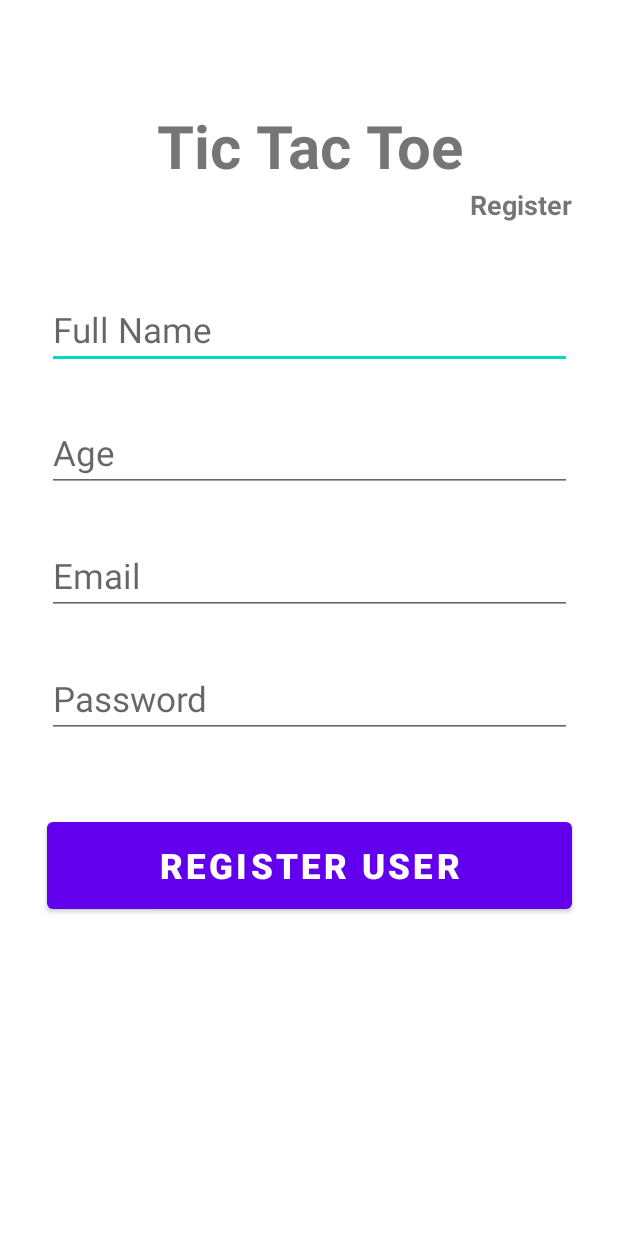
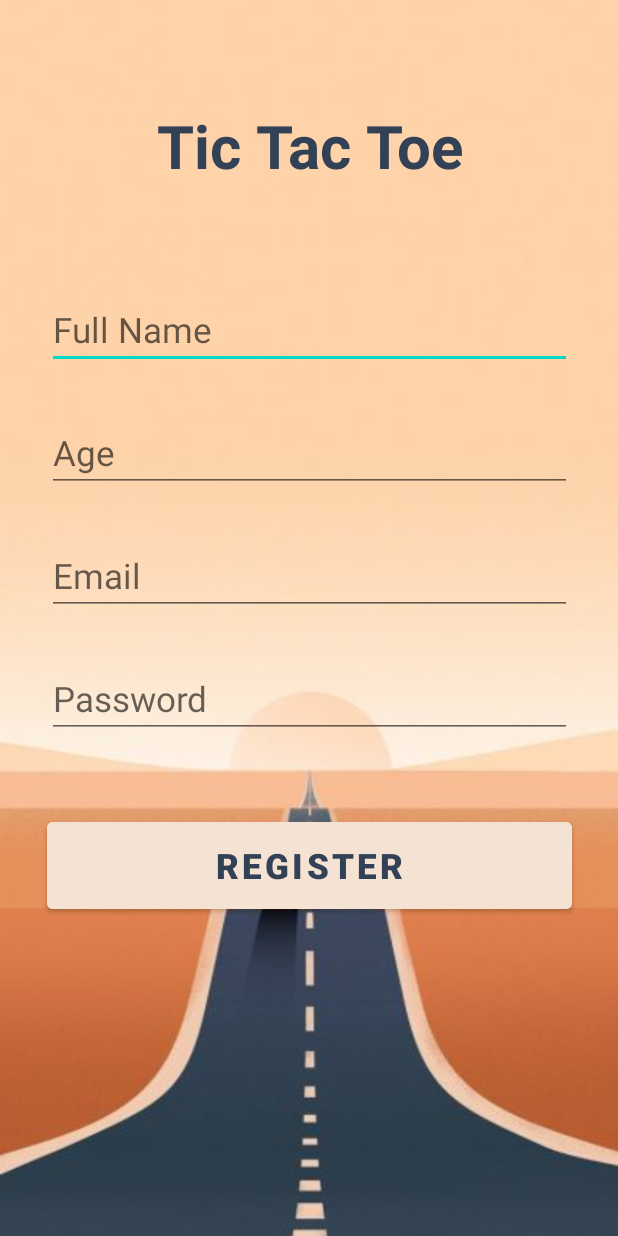
Before and after one commit to cuong11996/TicTacToeAndroid, an Android app: the RegisterActivity screen opened directly, with no data from a screen before it, on a phone screen of 412 x 824 dp. Run offline under Robolectric (Android 15) with nearby library versions, the phone set to English and light mode, and no system bars; our stand-ins replace Firebase (no records; nobody signed in at launch, a user with empty details on screens opened directly).

Commit message:
Design changes and code warnings for Login and MainActivity

```diff
--- a/app/src/main/AndroidManifest.xml
+++ b/app/src/main/AndroidManifest.xml
@@ -23,7 +23,7 @@
             android:exported="false" />
         <activity
             android:name=".MainActivity"
-            android:exported="true">
+            android:exported="true" >
             <intent-filter>
                 <action android:name="android.intent.action.MAIN" />
 
--- a/app/src/main/java/com/rmit/tictactoe/RegisterActivity.java
+++ b/app/src/main/java/com/rmit/tictactoe/RegisterActivity.java
@@ -5,17 +5,12 @@ import androidx.appcompat.app.AppCompatActivity;
 
 import android.os.Bundle;
 import android.util.Patterns;
-import android.view.View;
 import android.widget.Button;
 import android.widget.EditText;
 import android.widget.TextView;
 import android.widget.Toast;
 
-import com.google.android.gms.tasks.OnCompleteListener;
 import com.google.android.gms.tasks.OnFailureListener;
-import com.google.android.gms.tasks.OnSuccessListener;
-import com.google.android.gms.tasks.Task;
-import com.google.firebase.auth.AuthResult;
 import com.google.firebase.auth.FirebaseAuth;
 import com.google.firebase.firestore.FirebaseFirestore;
 
@@ -24,9 +19,7 @@ import java.util.Map;
 
 public class RegisterActivity extends AppCompatActivity {
 
-    private TextView banner;
     private EditText etFullname, etAge, etEmail, etPassword;
-    private Button register;
 
     private FirebaseFirestore db;
     private FirebaseAuth mAuth;
@@ -36,87 +29,87 @@ public class RegisterActivity extends AppCompatActivity {
         super.onCreate(savedInstanceState);
         setContentView(R.layout.activity_register);
 
+
         mAuth = FirebaseAuth.getInstance();
         db = FirebaseFirestore.getInstance();
 
-        banner = (TextView) findViewById(R.id.banner);
-        banner.setOnClickListener(new View.OnClickListener() {
-            @Override
-            public void onClick(View v) {
-                finish();
-            }
-        });
 
-        register = (Button) findViewById(R.id.register);
-        register.setOnClickListener(new View.OnClickListener() {
-            @Override
-            public void onClick(View v) {
-                etFullname = (EditText) findViewById(R.id.fullName);
-                etAge = (EditText) findViewById(R.id.age);
-                etEmail = (EditText) findViewById(R.id.email);
-                etPassword = (EditText) findViewById(R.id.password);
+        TextView banner = findViewById(R.id.banner);
+        banner.setOnClickListener(v -> finish());
+
+
+//        Button backButton = findViewById(R.id.backButton);
+//        backButton.setOnClickListener(v -> toLogin());
+
+
+        Button register = findViewById(R.id.register);
+        register.setOnClickListener(v -> {
+            etFullname = findViewById(R.id.fullName);
+            etAge = findViewById(R.id.age);
+            etEmail = findViewById(R.id.email);
+            etPassword = findViewById(R.id.password);
 
             String fullName = etFullname.getText().toString().trim();
             String age = etAge.getText().toString().trim();
             String email = etEmail.getText().toString().trim();
             String password = etPassword.getText().toString().trim();
 
-                if(fullName.isEmpty()){
+            if (fullName.isEmpty()) {
                 etFullname.setError("User name is required");
                 etFullname.requestFocus();
                 return;
             }
-                if(age.isEmpty()){
+
+            if (age.isEmpty()) {
                 etAge.setError("User age is required");
                 etAge.requestFocus();
                 return;
             }
-                if(email.isEmpty()){
+
+            if (email.isEmpty()) {
                 etEmail.setError("Email is required");
                 etEmail.requestFocus();
                 return;
             }
 
-                if(!Patterns.EMAIL_ADDRESS.matcher(email).matches()){
+            if (!Patterns.EMAIL_ADDRESS.matcher(email).matches()) {
                 etEmail.setError("Email is invalid");
                 etEmail.requestFocus();
                 return;
             }
 
-                if(password.isEmpty()){
+            if (password.isEmpty()) {
                 etPassword.setError("Password is required");
                 etPassword.requestFocus();
                 return;
             }
 
             mAuth.createUserWithEmailAndPassword(email, password)
-                        .addOnCompleteListener(new OnCompleteListener<AuthResult>() {
-                            @Override
-                            public void onComplete(@NonNull Task<AuthResult> task) {
-                                if(task.isSuccessful()){
+                    .addOnCompleteListener(task -> {
+                        if (task.isSuccessful()) {
                             Map<String, Object> userMap = new HashMap<>();
                             userMap.put("fullName", fullName);
                             userMap.put("age", age);
 
                             db.collection("users").document(email).set(userMap)
-                                            .addOnSuccessListener(new OnSuccessListener<Void>() {
-                                                @Override
-                                                public void onSuccess(Void unused) {
+                                    .addOnSuccessListener(unused -> {
                                         Toast.makeText(RegisterActivity.this, "User registered successfully", Toast.LENGTH_LONG).show();
                                         finish();
-                                                }
-                                            }).addOnFailureListener(new OnFailureListener() {
+                                    })
+                                    .addOnFailureListener(new OnFailureListener() {
                                         @Override
                                         public void onFailure(@NonNull Exception e) {
                                             Toast.makeText(RegisterActivity.this, "User unable to connect to database", Toast.LENGTH_LONG).show();
+                                        }});
+                        } else{
+                            Toast.makeText(RegisterActivity.this, "User has failed to register", Toast.LENGTH_LONG).show();
                         }
                     });
-                                }else{
-                                    Toast.makeText(RegisterActivity.this, "User has failed to register", Toast.LENGTH_LONG).show();
-                                }
-                            }
         });
     }
-        });
+
+//    private void toLogin() {
+//        Intent intent = new Intent(this, EmailLoginActivity.class);
+//        startActivity(intent);
+//    }
 }
-}
--- a/app/src/main/res/layout/activity_main.xml
+++ b/app/src/main/res/layout/activity_main.xml
@@ -4,6 +4,7 @@
     xmlns:tools="http://schemas.android.com/tools"
     android:layout_width="match_parent"
     android:layout_height="match_parent"
+    android:background="@drawable/backgroundorange"
     tools:context=".MainActivity">
 
     <TextView
@@ -14,6 +15,7 @@
         android:textSize="40sp"
         android:textAlignment="center"
         android:textStyle="bold"
+        android:textColor="@color/textColor"
         app:layout_constraintTop_toTopOf="parent"
         app:layout_constraintRight_toRightOf="parent"
         app:layout_constraintLeft_toLeftOf="parent"
@@ -27,6 +29,7 @@
         android:textSize="18sp"
         android:gravity="right"
         android:textStyle="bold"
+        android:textColor="@color/textColor"
         app:layout_constraintTop_toBottomOf="@id/banner"
         app:layout_constraintRight_toRightOf="parent"
         app:layout_constraintLeft_toLeftOf="parent"
@@ -42,6 +45,8 @@
         android:textStyle="bold"
         android:layout_width="wrap_content"
         android:layout_height="wrap_content"
+        android:textColor="@color/textColor"
+        android:backgroundTint="@color/buttonBackgroundColor"
         app:layout_constraintLeft_toLeftOf="parent"
         app:layout_constraintRight_toRightOf="parent"
         app:layout_constraintTop_toBottomOf="@id/banner"/>
--- a/app/src/main/res/layout/activity_register.xml
+++ b/app/src/main/res/layout/activity_register.xml
@@ -4,6 +4,7 @@
     xmlns:tools="http://schemas.android.com/tools"
     android:layout_width="match_parent"
     android:layout_height="match_parent"
+    android:background="@drawable/backgroundorange"
     tools:context=".RegisterActivity">
 
     <TextView
@@ -14,23 +15,11 @@
         android:textSize="40sp"
         android:textAlignment="center"
         android:textStyle="bold"
+        android:textColor="@color/textColor"
         app:layout_constraintTop_toTopOf="parent"
         app:layout_constraintRight_toRightOf="parent"
         app:layout_constraintLeft_toLeftOf="parent"
         android:layout_marginTop="70dp"/>
-
-    <TextView
-        android:id="@+id/description"
-        android:layout_width="350dp"
-        android:layout_height="wrap_content"
-        android:text="Register"
-        android:textSize="18sp"
-        android:gravity="right"
-        android:textStyle="bold"
-        app:layout_constraintTop_toBottomOf="@id/banner"
-        app:layout_constraintRight_toRightOf="parent"
-        app:layout_constraintLeft_toLeftOf="parent"
-        android:layout_marginTop="0dp"/>
 
 
     <EditText
@@ -42,6 +31,7 @@
         android:hint="Full Name"
         android:textSize="23sp"
         android:focusable="true"
+        android:textColor="@color/textColor"
         android:focusableInTouchMode="true"
         app:layout_constraintTop_toBottomOf="@+id/banner"
         app:layout_constraintRight_toRightOf="parent"
@@ -58,6 +48,7 @@
         android:textSize="23sp"
         android:focusable="true"
         android:focusableInTouchMode="true"
+        android:textColor="@color/textColor"
         app:layout_constraintTop_toBottomOf="@+id/fullName"
         app:layout_constraintRight_toRightOf="parent"
         app:layout_constraintLeft_toLeftOf="parent"
@@ -73,6 +64,7 @@
         android:textSize="23sp"
         android:focusable="true"
         android:focusableInTouchMode="true"
+        android:textColor="@color/textColor"
         app:layout_constraintTop_toBottomOf="@+id/age"
         app:layout_constraintRight_toRightOf="parent"
         app:layout_constraintLeft_toLeftOf="parent"
@@ -88,6 +80,7 @@
         android:textSize="23sp"
         android:focusable="true"
         android:focusableInTouchMode="true"
+        android:textColor="@color/textColor"
         app:layout_constraintTop_toBottomOf="@+id/email"
         app:layout_constraintRight_toRightOf="parent"
         app:layout_constraintLeft_toLeftOf="parent"
@@ -98,14 +91,29 @@
         android:width="350dp"
         android:height="70dp"
         android:layout_marginTop="50dp"
-        android:text="Register user"
+        android:text="Register"
         android:textSize="23sp"
         android:textStyle="bold"
         android:layout_width="wrap_content"
         android:layout_height="wrap_content"
+        android:textColor="@color/textColor"
+        android:backgroundTint="@color/buttonBackgroundColor"
         app:layout_constraintLeft_toLeftOf="parent"
         app:layout_constraintRight_toRightOf="parent"
         app:layout_constraintTop_toBottomOf="@id/password"/>
 
+<!--    <Button-->
+<!--        android:id="@+id/backButton"-->
+<!--        android:layout_width="wrap_content"-->
+<!--        android:layout_height="wrap_content"-->
+<!--        android:layout_marginStart="4dp"-->
+<!--        android:layout_marginTop="16dp"-->
+<!--        android:backgroundTint="@android:color/transparent"-->
+<!--        android:drawableLeft="@drawable/icons8_left_24"-->
+<!--        android:stateListAnimator="@null"-->
+<!--        android:textColor="@color/black"-->
+<!--        android:theme="@style/Widget.AppCompat.Button.Borderless"-->
+<!--        app:layout_constraintStart_toStartOf="parent"-->
+<!--        app:layout_constraintTop_toTopOf="parent" />-->
 
 </androidx.constraintlayout.widget.ConstraintLayout>
--- a/app/src/main/res/values/colors.xml
+++ b/app/src/main/res/values/colors.xml
@@ -7,4 +7,6 @@
     <color name="teal_700">#FF018786</color>
     <color name="black">#FF000000</color>
     <color name="white">#FFFFFFFF</color>
+    <color name="textColor">#334156</color>
+    <color name="buttonBackgroundColor">#F4E2D3</color>
 </resources>
```
Also changed, not shown: app/src/main/res/layout/activity_email_login.xml (+9 -1 lines), app/src/main/res/drawable/background.jpg (added), app/src/main/res/drawable/backgroundgreen.jpg (added), app/src/main/res/drawable/backgroundorange.jpg (added), app/src/main/res/drawable/icons8_left_24.png (added). Lines whose indentation alone changed are shown as unchanged.
